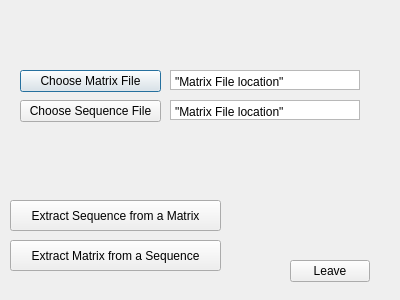
The window that src/window.ui (TaronSilver/genom) describes before a commit, drawn with Qt 5.
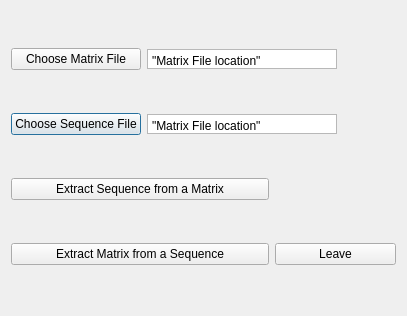
The same window after the commit.

Commit message: Now, QtGui is built if Qt4 is found on the computer. Messed around with the interface of the main window

Patch:
```diff
--- a/src/window.ui
+++ b/src/window.ui
@@ -6,8 +6,8 @@
    <rect>
     <x>0</x>
     <y>0</y>
-    <width>400</width>
-    <height>300</height>
+    <width>407</width>
+    <height>316</height>
    </rect>
   </property>
   <property name="windowTitle">
@@ -16,54 +16,23 @@
   <property name="toolTip">
    <string>Once you have chosen your sequence file, its location will be shown here.</string>
   </property>
-  <widget class="QPushButton" name="chooseMatrix">
-   <property name="geometry">
-    <rect>
-     <x>20</x>
-     <y>70</y>
-     <width>141</width>
-     <height>22</height>
-    </rect>
-   </property>
-   <property name="text">
-    <string>Choose Matrix File</string>
-   </property>
-  </widget>
+  <layout class="QGridLayout" name="gridLayout_3">
+   <item row="1" column="0">
   <widget class="QPushButton" name="chooseFasta">
-   <property name="geometry">
-    <rect>
-     <x>20</x>
-     <y>100</y>
-     <width>141</width>
-     <height>22</height>
-    </rect>
-   </property>
    <property name="text">
     <string>Choose Sequence File</string>
    </property>
   </widget>
+   </item>
+   <item row="3" column="2">
   <widget class="QPushButton" name="buttonLeave">
-   <property name="geometry">
-    <rect>
-     <x>290</x>
-     <y>260</y>
-     <width>80</width>
-     <height>22</height>
-    </rect>
-   </property>
    <property name="text">
     <string>Leave</string>
    </property>
   </widget>
+   </item>
+   <item row="0" column="1" colspan="2">
   <widget class="QTextBrowser" name="showMatrixLocation">
-   <property name="geometry">
-    <rect>
-     <x>170</x>
-     <y>70</y>
-     <width>190</width>
-     <height>20</height>
-    </rect>
-   </property>
    <property name="maximumSize">
     <size>
      <width>190</width>
@@ -87,64 +56,55 @@
 &lt;p style=&quot; margin-top:0px; margin-bottom:0px; margin-left:0px; margin-right:0px; -qt-block-indent:0; text-indent:0px;&quot;&gt;&amp;quot;Matrix File location&amp;quot;&lt;/p&gt;&lt;/body&gt;&lt;/html&gt;</string>
    </property>
   </widget>
-  <widget class="QTextBrowser" name="showFastaLocation">
-   <property name="geometry">
-    <rect>
-     <x>170</x>
-     <y>100</y>
-     <width>190</width>
-     <height>20</height>
-    </rect>
-   </property>
-   <property name="maximumSize">
-    <size>
-     <width>190</width>
-     <height>20</height>
-    </size>
-   </property>
-   <property name="toolTip">
-    <string>Once you have chosen your sequence file, its location will be shown here.</string>
-   </property>
-   <property name="verticalScrollBarPolicy">
-    <enum>Qt::ScrollBarAlwaysOff</enum>
-   </property>
-   <property name="horizontalScrollBarPolicy">
-    <enum>Qt::ScrollBarAsNeeded</enum>
-   </property>
-   <property name="html">
-    <string>&lt;!DOCTYPE HTML PUBLIC &quot;-//W3C//DTD HTML 4.0//EN&quot; &quot;http://www.w3.org/TR/REC-html40/strict.dtd&quot;&gt;
-&lt;html&gt;&lt;head&gt;&lt;meta name=&quot;qrichtext&quot; content=&quot;1&quot; /&gt;&lt;style type=&quot;text/css&quot;&gt;
-p, li { white-space: pre-wrap; }
-&lt;/style&gt;&lt;/head&gt;&lt;body style=&quot; font-family:'Sans Serif'; font-size:9pt; font-weight:400; font-style:normal;&quot;&gt;
-&lt;p style=&quot; margin-top:0px; margin-bottom:0px; margin-left:0px; margin-right:0px; -qt-block-indent:0; text-indent:0px;&quot;&gt;&amp;quot;Matrix File location&amp;quot;&lt;/p&gt;&lt;/body&gt;&lt;/html&gt;</string>
-   </property>
-  </widget>
-  <widget class="QPushButton" name="sequenceFromMatrixButton">
-   <property name="geometry">
-    <rect>
-     <x>10</x>
-     <y>200</y>
-     <width>211</width>
-     <height>31</height>
-    </rect>
-   </property>
+   </item>
+   <item row="0" column="0">
+    <widget class="QPushButton" name="chooseMatrix">
    <property name="text">
-    <string>Extract Sequence from a Matrix</string>
-   </property>
-  </widget>
+      <string>Choose Matrix File</string>
+     </property>
+    </widget>
+   </item>
+   <item row="3" column="0" colspan="2">
   <widget class="QPushButton" name="matrixFromSequenceButton">
-   <property name="geometry">
-    <rect>
-     <x>10</x>
-     <y>240</y>
-     <width>211</width>
-     <height>31</height>
-    </rect>
-   </property>
    <property name="text">
     <string>Extract Matrix from a Sequence</string>
    </property>
   </widget>
+   </item>
+   <item row="2" column="0" colspan="2">
+    <widget class="QPushButton" name="sequenceFromMatrixButton">
+     <property name="text">
+      <string>Extract Sequence from a Matrix</string>
+     </property>
+    </widget>
+   </item>
+   <item row="1" column="1" colspan="2">
+    <widget class="QTextBrowser" name="showFastaLocation">
+     <property name="maximumSize">
+      <size>
+       <width>190</width>
+       <height>20</height>
+      </size>
+     </property>
+     <property name="toolTip">
+      <string>Once you have chosen your sequence file, its location will be shown here.</string>
+     </property>
+     <property name="verticalScrollBarPolicy">
+      <enum>Qt::ScrollBarAlwaysOff</enum>
+     </property>
+     <property name="horizontalScrollBarPolicy">
+      <enum>Qt::ScrollBarAsNeeded</enum>
+     </property>
+     <property name="html">
+      <string>&lt;!DOCTYPE HTML PUBLIC &quot;-//W3C//DTD HTML 4.0//EN&quot; &quot;http://www.w3.org/TR/REC-html40/strict.dtd&quot;&gt;
+&lt;html&gt;&lt;head&gt;&lt;meta name=&quot;qrichtext&quot; content=&quot;1&quot; /&gt;&lt;style type=&quot;text/css&quot;&gt;
+p, li { white-space: pre-wrap; }
+&lt;/style&gt;&lt;/head&gt;&lt;body style=&quot; font-family:'Sans Serif'; font-size:9pt; font-weight:400; font-style:normal;&quot;&gt;
+&lt;p style=&quot; margin-top:0px; margin-bottom:0px; margin-left:0px; margin-right:0px; -qt-block-indent:0; text-indent:0px;&quot;&gt;&amp;quot;Matrix File location&amp;quot;&lt;/p&gt;&lt;/body&gt;&lt;/html&gt;</string>
+     </property>
+    </widget>
+   </item>
+  </layout>
  </widget>
  <resources/>
  <connections/>
```
Lines whose indentation alone changed are shown as unchanged. The commit also changes 2 other files.
